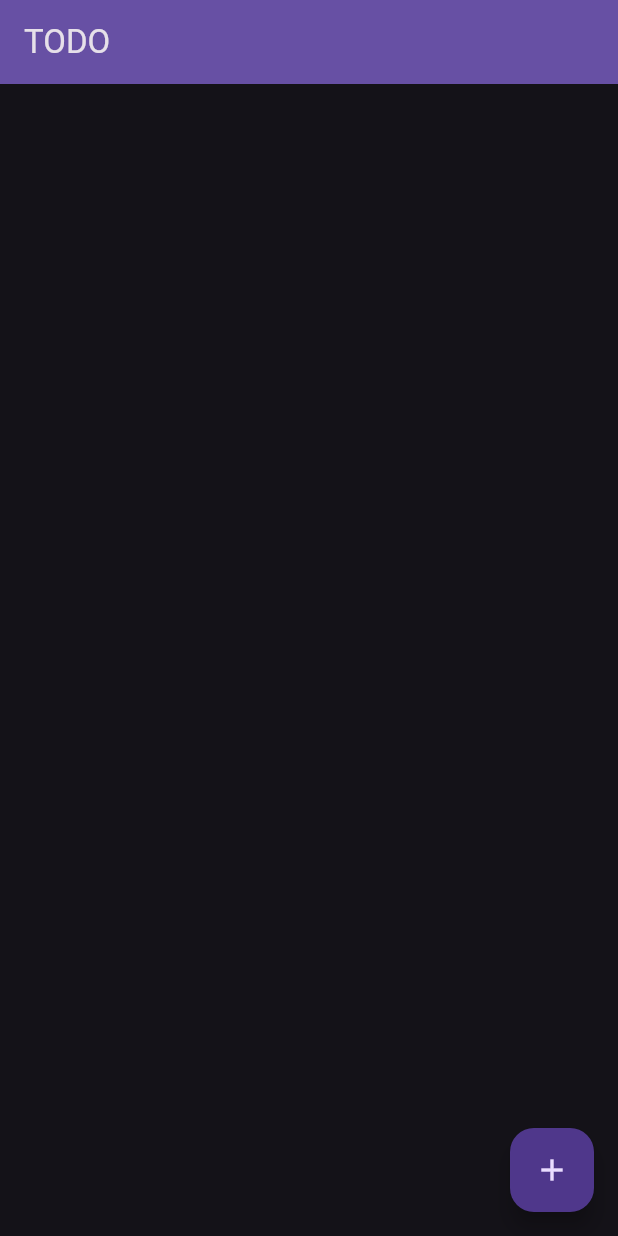
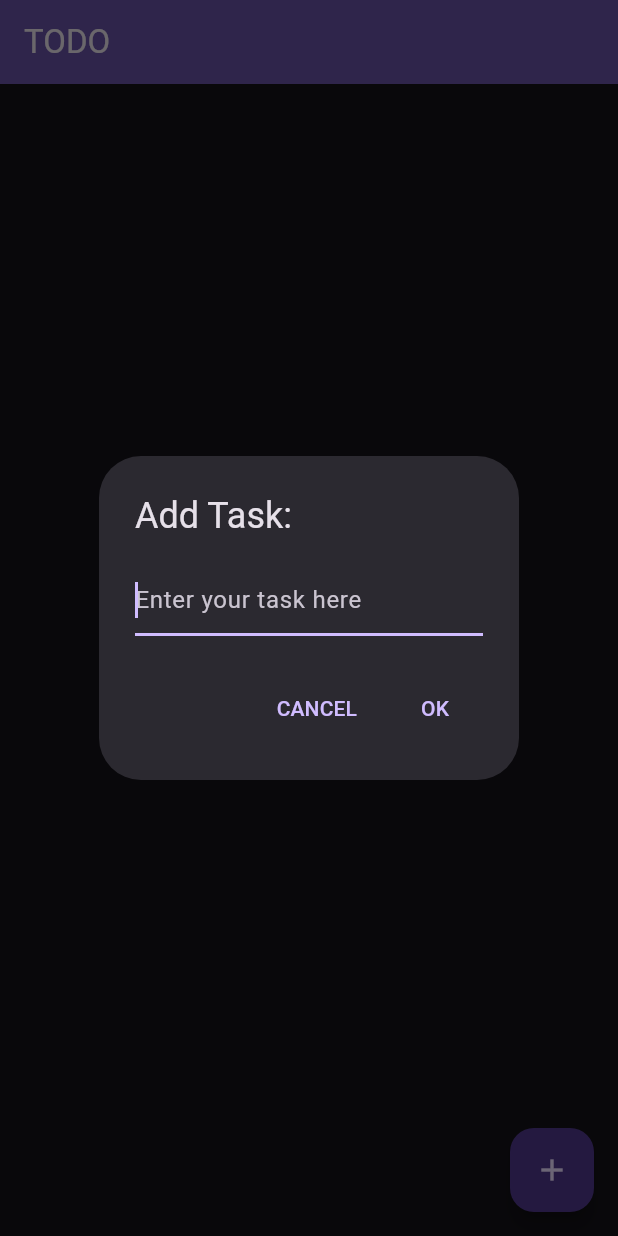
Before and after one commit to NamanGoyalK/TODO-App, a Flutter app: the screen it shows after launch, after a tap on the "add" icon, on a phone screen of 412 x 824 dp. Run offline on Flutter 3.47's test engine with Material 3 defaults, Android fonts, the phone set to English and light mode, and no system bars; our stand-ins replace flutter_bloc.

```diff
--- /dev/null
+++ b/lib/add_todo.dart
@@ -0,0 +1,43 @@
+import 'package:flutter/material.dart';
+
+Future<void> displayTextInputDialog(BuildContext context) async {
+  final TextEditingController textFieldController = TextEditingController();
+  return showDialog(
+    context: context,
+    builder: (context) {
+      return AlertDialog.adaptive(
+        title: const Text('Add Task:'),
+        content: TextField(
+          maxLines: null,
+          minLines: 1,
+          controller: textFieldController,
+          decoration: const InputDecoration(
+            hintText: "Enter your task here",
+          ),
+          autofocus: true,
+          textCapitalization: TextCapitalization.sentences,
+          textInputAction: TextInputAction.done,
+          onSubmitted: (value) {
+            print(textFieldController.text);
+            Navigator.pop(context);
+          },
+        ),
+        actions: <Widget>[
+          TextButton(
+            child: const Text('CANCEL'),
+            onPressed: () {
+              Navigator.pop(context);
+            },
+          ),
+          TextButton(
+            child: const Text('OK'),
+            onPressed: () {
+              print(textFieldController.text);
+              Navigator.pop(context);
+            },
+          ),
+        ],
+      );
+    },
+  );
+}
--- /dev/null
+++ b/lib/cubit/todo_cubit.dart
@@ -0,0 +1,6 @@
+import 'package:flutter_bloc/flutter_bloc.dart';
+import 'package:todo/models/todo_model.dart';
+
+class TodoCubit extends Cubit<List<TodDo>> {
+  TodoCubit() : super([]);
+}
--- a/lib/home_page.dart
+++ b/lib/home_page.dart
@@ -1,4 +1,5 @@
 import 'package:flutter/material.dart';
+import 'package:todo/add_todo.dart';
 
 class MyHomePage extends StatefulWidget {
   const MyHomePage({super.key, required this.title});
@@ -10,19 +11,11 @@ class MyHomePage extends StatefulWidget {
 }
 
 class _MyHomePageState extends State<MyHomePage> {
-  int _counter = 0;
-
-  void _incrementCounter() {
-    setState(() {
-      _counter++;
-    });
-  }
-
   @override
   Widget build(BuildContext context) {
     return Scaffold(
       appBar: AppBar(
-        backgroundColor: Theme.of(context).colorScheme.inversePrimary,
+        backgroundColor: ThemeData.dark().colorScheme.inversePrimary,
         title: Text(widget.title),
       ),
       body: const Center(
@@ -32,7 +25,7 @@ class _MyHomePageState extends State<MyHomePage> {
         ),
       ),
       floatingActionButton: FloatingActionButton(
-        onPressed: _incrementCounter,
+        onPressed: () => displayTextInputDialog(context),
         tooltip: 'Add Task',
         child: const Icon(Icons.add),
       ),
--- a/pubspec.yaml
+++ b/pubspec.yaml
@@ -35,6 +35,7 @@ dependencies:
   # The following adds the Cupertino Icons font to your application.
   # Use with the CupertinoIcons class for iOS style icons.
   cupertino_icons: ^1.0.8
+  flutter_bloc: ^8.1.6
 
 dev_dependencies:
   flutter_test:
```
Also changed, not shown: lib/models/todo_model.dart (added, +9 -0 lines), pubspec.lock.
